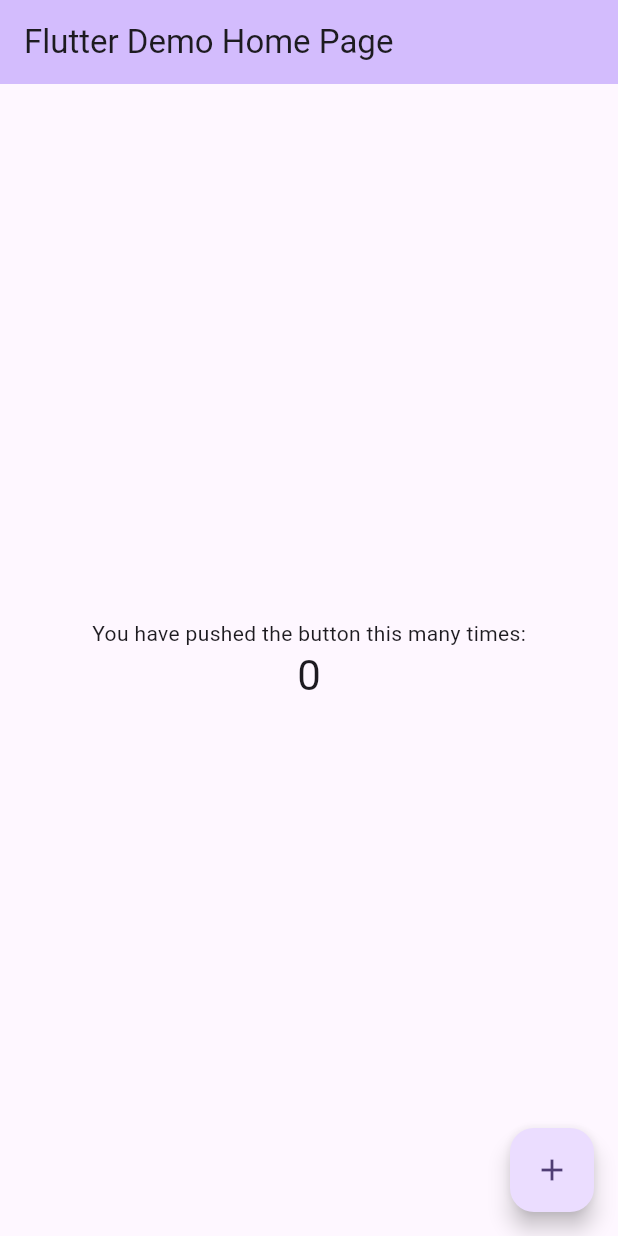
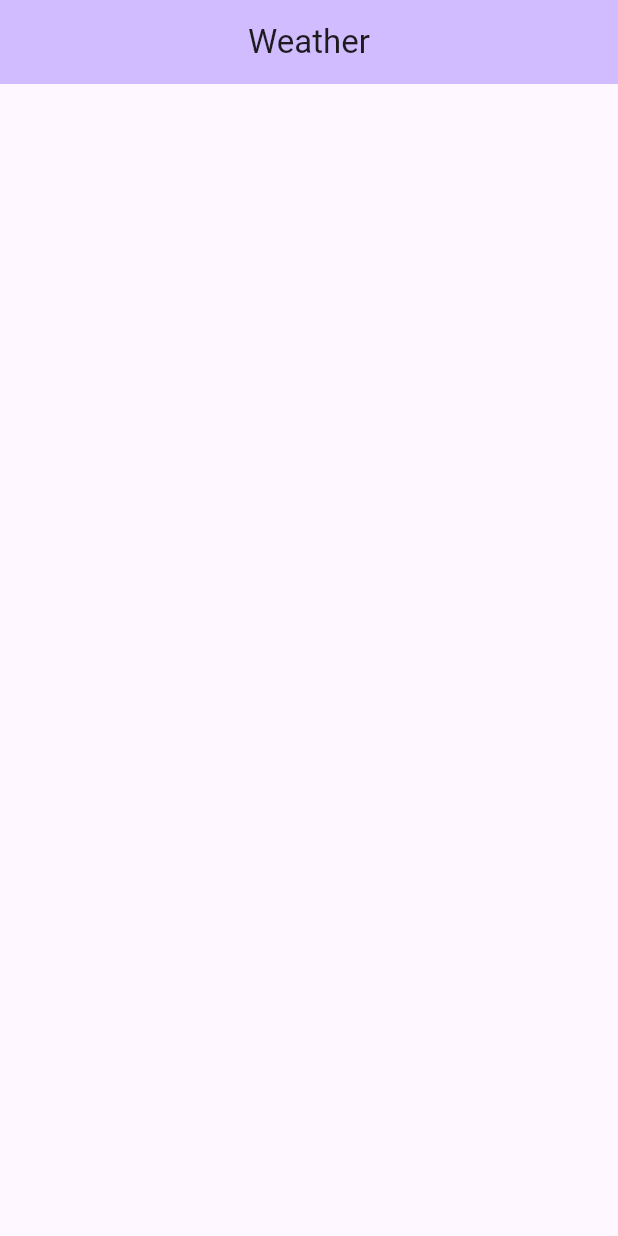
Before and after one commit to lyza-b/riverpod_project_3, a Flutter app: the screen it shows after launch, on a phone screen of 412 x 824 dp. Run offline on Flutter 3.47's test engine with Material 3 defaults, Android fonts, the phone set to English and light mode, and no system bars; our stand-ins replace hooks_riverpod.

Commit message:
my commit

```diff
--- a/lib/main.dart
+++ b/lib/main.dart
@@ -1,125 +1,55 @@
 import 'package:flutter/material.dart';
+import 'package:hooks_riverpod/hooks_riverpod.dart';
 
 void main() {
-  runApp(const MyApp());
+  runApp(
+    const ProviderScope(child: MyApp()),
+  );
 }
 
 class MyApp extends StatelessWidget {
   const MyApp({super.key});
-
-  // This widget is the root of your application.
   @override
   Widget build(BuildContext context) {
     return MaterialApp(
-      title: 'Flutter Demo',
-      theme: ThemeData(
-        // This is the theme of your application.
-        //
-        // TRY THIS: Try running your application with "flutter run". You'll see
-        // the application has a purple toolbar. Then, without quitting the app,
-        // try changing the seedColor in the colorScheme below to Colors.green
-        // and then invoke "hot reload" (save your changes or press the "hot
-        // reload" button in a Flutter-supported IDE, or press "r" if you used
-        // the command line to start the app).
-        //
-        // Notice that the counter didn't reset back to zero; the application
-        // state is not lost during the reload. To reset the state, use hot
-        // restart instead.
-        //
-        // This works for code too, not just values: Most code changes can be
-        // tested with just a hot reload.
-        colorScheme: ColorScheme.fromSeed(seedColor: Colors.deepPurple),
-        useMaterial3: true,
-      ),
-      home: const MyHomePage(title: 'Flutter Demo Home Page'),
+      debugShowCheckedModeBanner: false,
+      theme: ThemeData(),
+      home: const HomePage(),
     );
   }
 }
 
-class MyHomePage extends StatefulWidget {
-  const MyHomePage({super.key, required this.title});
-
-  // This widget is the home page of your application. It is stateful, meaning
-  // that it has a State object (defined below) that contains fields that affect
-  // how it looks.
-
-  // This class is the configuration for the state. It holds the values (in this
-  // case the title) provided by the parent (in this case the App widget) and
-  // used by the build method of the State. Fields in a Widget subclass are
-  // always marked "final".
-
-  final String title;
-
-  @override
-  State<MyHomePage> createState() => _MyHomePageState();
+enum City {
+  stockholm,
+   paris,
+  tokyo,
+    nigeria,
 }
 
-class _MyHomePageState extends State<MyHomePage> {
-  int _counter = 0;
+typedef WeatherEmoji = String;
 
-  void _incrementCounter() {
-    setState(() {
-      // This call to setState tells the Flutter framework that something has
-      // changed in this State, which causes it to rerun the build method below
-      // so that the display can reflect the updated values. If we changed
-      // _counter without calling setState(), then the build method would not be
-      // called again, and so nothing would appear to happen.
-      _counter++;
-    });
-  }
+Future<WeatherEmoji> getWeather(City city) {
+ return Future.delayed(
+   const Duration(seconds: 2),
+ () => {
+  City.stockholm: '🌧',
+  City.paris: '❄',
+  City.tokyo: '🍃',
+  City.nigeria: '☀',
+  } [city]!,
+  );
+}
 
+class HomePage extends ConsumerWidget {
+  const HomePage({super.key});
   @override
-  Widget build(BuildContext context) {
-    // This method is rerun every time setState is called, for instance as done
-    // by the _incrementCounter method above.
-    //
-    // The Flutter framework has been optimized to make rerunning build methods
-    // fast, so that you can just rebuild anything that needs updating rather
-    // than having to individually change instances of widgets.
+  Widget build(BuildContext context, WidgetRef ref) {
     return Scaffold(
       appBar: AppBar(
-        // TRY THIS: Try changing the color here to a specific color (to
-        // Colors.amber, perhaps?) and trigger a hot reload to see the AppBar
-        // change color while the other colors stay the same.
         backgroundColor: Theme.of(context).colorScheme.inversePrimary,
-        // Here we take the value from the MyHomePage object that was created by
-        // the App.build method, and use it to set our appbar title.
-        title: Text(widget.title),
+        title: Text('Weather'),
+        centerTitle: true,
       ),
-      body: Center(
-        // Center is a layout widget. It takes a single child and positions it
-        // in the middle of the parent.
-        child: Column(
-          // Column is also a layout widget. It takes a list of children and
-          // arranges them vertically. By default, it sizes itself to fit its
-          // children horizontally, and tries to be as tall as its parent.
-          //
-          // Column has various properties to control how it sizes itself and
-          // how it positions its children. Here we use mainAxisAlignment to
-          // center the children vertically; the main axis here is the vertical
-          // axis because Columns are vertical (the cross axis would be
-          // horizontal).
-          //
-          // TRY THIS: Invoke "debug painting" (choose the "Toggle Debug Paint"
-          // action in the IDE, or press "p" in the console), to see the
-          // wireframe for each widget.
-          mainAxisAlignment: MainAxisAlignment.center,
-          children: <Widget>[
-            const Text(
-              'You have pushed the button this many times:',
-            ),
-            Text(
-              '$_counter',
-              style: Theme.of(context).textTheme.headlineMedium,
-            ),
-          ],
-        ),
-      ),
-      floatingActionButton: FloatingActionButton(
-        onPressed: _incrementCounter,
-        tooltip: 'Increment',
-        child: const Icon(Icons.add),
-      ), // This trailing comma makes auto-formatting nicer for build methods.
     );
   }
 }
```
